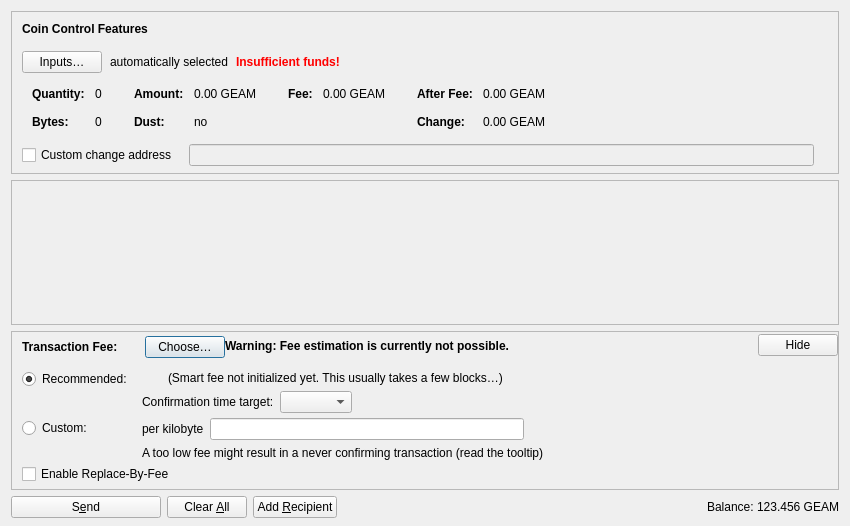
Old version of the form src/qt/forms/sendcoinsdialog.ui in the repository geranium-coin/geranium.
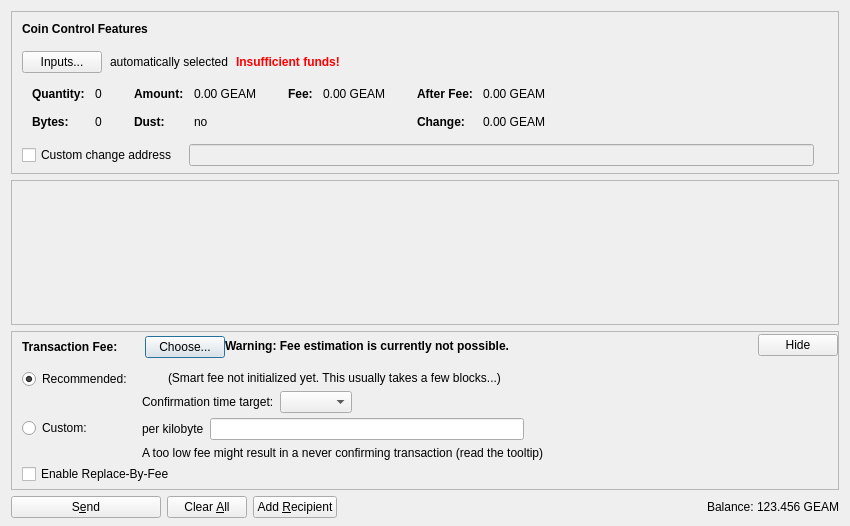
New version of the form. Icons and pictures are not drawn. Custom widgets are drawn as their Qt base class.

The edit to the form file:
```diff
--- a/src/qt/forms/sendcoinsdialog.ui
+++ b/src/qt/forms/sendcoinsdialog.ui
@@ -107,7 +107,7 @@
              <string notr="true"/>
             </property>
             <property name="text">
-             <string>Inputs…</string>
+             <string>Inputs...</string>
             </property>
             <property name="autoDefault">
              <bool>false</bool>
@@ -738,7 +738,7 @@
               <item>
                <widget class="QPushButton" name="buttonChooseFee">
                 <property name="text">
-                 <string>Choose…</string>
+                 <string>Choose...</string>
                 </property>
                </widget>
               </item>
@@ -991,7 +991,7 @@
                  <item>
                   <widget class="QLabel" name="labelSmartFee2">
                    <property name="text">
-                    <string>(Smart fee not initialized yet. This usually takes a few blocks…)</string>
+                    <string>(Smart fee not initialized yet. This usually takes a few blocks...)</string>
                    </property>
                   </widget>
                  </item>
```
Left out of the diff: 2 changed lines with no effect on the pictures.
